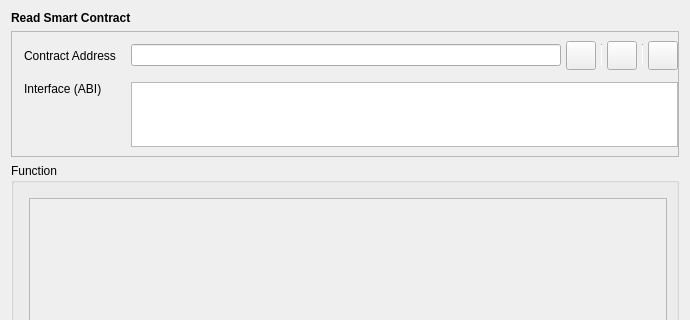
Old version of the form src/qt/forms/callcontract.ui in the repository LUX-Core/lux; both pictures show x 0 to 690 and y 0 to 320 of the 690 by 499 pixel window.
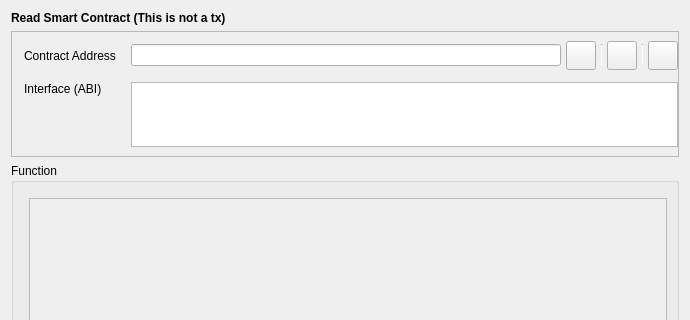
New version of the form. Custom widgets are drawn as their Qt base class.

The edit to the form file:
```diff
--- a/src/qt/forms/callcontract.ui
+++ b/src/qt/forms/callcontract.ui
@@ -42,7 +42,7 @@
           </font>
          </property>
          <property name="text">
-          <string>Read Smart Contract</string>
+          <string>Read Smart Contract (This is not a tx)</string>
          </property>
         </widget>
        </item>
```
